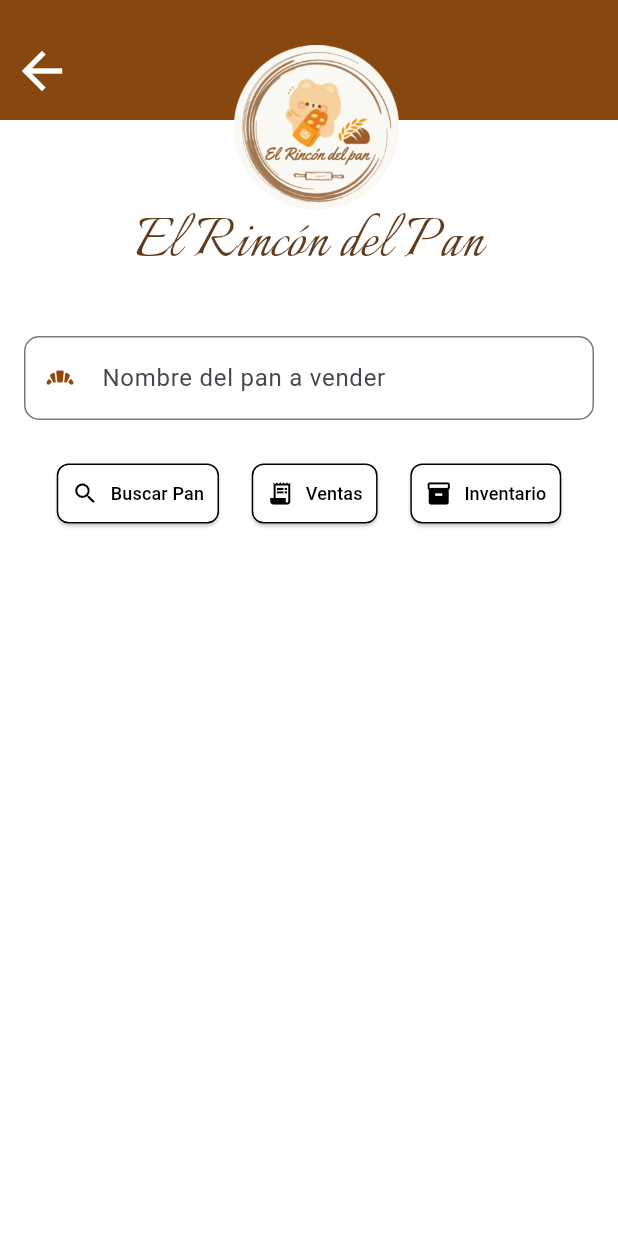
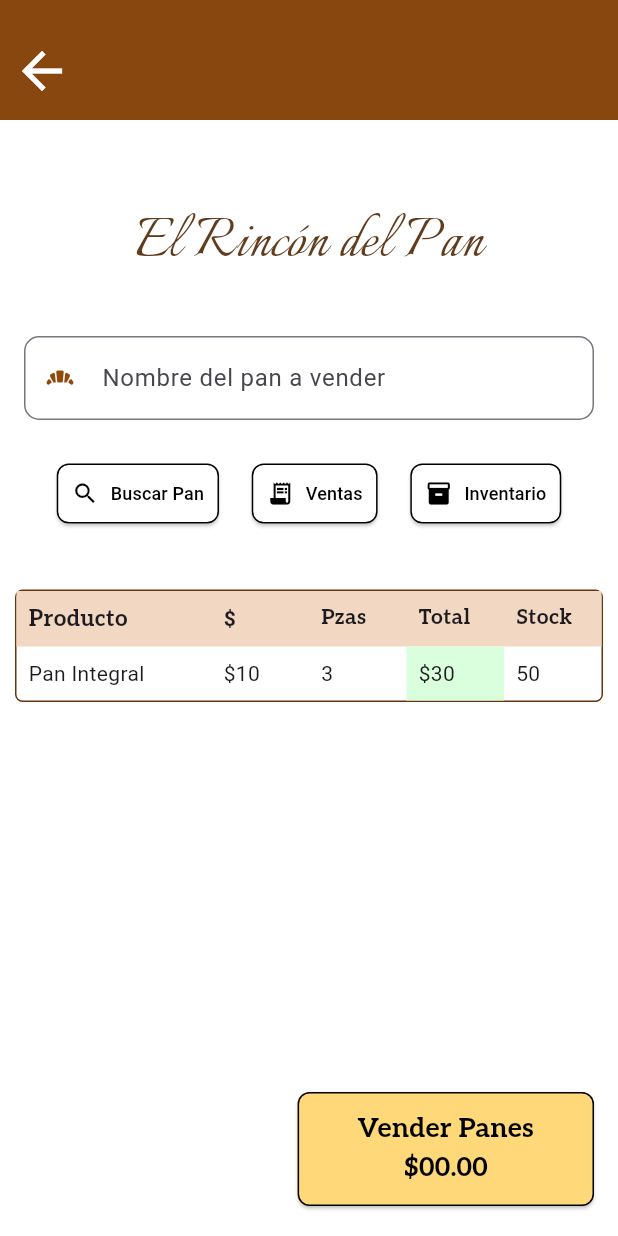
Before and after one commit to LitzyDiaz0/RinconDelPan, a Flutter app: the PuntoDeVentaPage screen opened directly, on a phone screen of 412 x 824 dp. Run offline on Flutter 3.47's test engine with Material 3 defaults, Android fonts, the phone set to English and light mode, and no system bars; our stand-ins replace image_picker, logger, sqflite; accounts and stored records are empty.

Commit message:
diseno de pestana puntodeventa

```diff
--- a/lib/pages/busqueda.dart
+++ b/lib/pages/busqueda.dart
@@ -119,8 +119,13 @@ class _BusquedaPageState extends State<BusquedaPage> {
             child: productos.isEmpty
                 ? const Center(
                     child: Text(
-                      'No se encontraron productos',
-                      style: TextStyle(fontSize: 18),
+                      'Presiona la lupa para buscar',
+                      style: TextStyle(
+                        fontSize: 18,
+                        fontFamily: "Aleo",
+                        fontWeight: FontWeight.bold,
+                        color: Color.fromARGB(255, 152, 48, 0),
+                      ),
                     ),
                   )
                 : ListView.builder(
@@ -130,17 +135,18 @@ class _BusquedaPageState extends State<BusquedaPage> {
                       return GestureDetector(
                         onTap: () {
                           setState(() {
-    selectedIndex = index; // Cambia el índice seleccionado
+                            selectedIndex =
+                                index; // Cambia el índice seleccionado
                           });
                           // Al seleccionar un producto, navega a la página de detalles, pasando el producto
                           Navigator.push(
                             context,
                             MaterialPageRoute(
-      builder: (context) => DetallesDelPanPage(producto: productos[index]),
+                              builder: (context) => DetallesDelPanPage(
+                                  producto: productos[index]),
                             ),
                           );
                         },
-
                         child: Card(
                           margin: const EdgeInsets.symmetric(
                               vertical: 10, horizontal: 15),
@@ -175,7 +181,7 @@ class _BusquedaPageState extends State<BusquedaPage> {
                               ),
                             ),
                             subtitle: Text(
-                              '${producto.sabor}  -Precio:\$${producto.precio}',
+                              '${producto.sabor}   \$${producto.precio}',
                               style: const TextStyle(
                                 fontFamily: 'Aleo',
                                 fontSize: 16,
--- a/lib/pages/puntoventa.dart
+++ b/lib/pages/puntoventa.dart
@@ -22,31 +22,27 @@ class PuntoDeVentaPage extends StatelessWidget {
             children: [
               // AppBar con color café
               Container(
-                height: 80, // Altura del encabezado
-                color: const Color.fromARGB(255, 135, 71, 15), // Color café
+                height: 80,
+                color: const Color.fromARGB(255, 135, 71, 15),
                 child: Row(
                   children: [
                     Padding(
-                      padding: const EdgeInsets.only(
-                          top: 15.0), // Espacio adicional arriba del ícono
+                      padding: const EdgeInsets.only(top: 15.0),
                       child: IconButton(
                         icon: const Icon(
                           Icons.arrow_back,
                           color: Colors.white,
-                        ), // Flecha para volver
-                        iconSize: 40, // Tamaño del ícono de la flecha
+                        ),
+                        iconSize: 40,
                         onPressed: () {
                           if (rol == 'empleado') {
-                            // Si es empleado, redirige al login
                             Navigator.pushReplacement(
                               context,
                               MaterialPageRoute(
-                                builder: (context) =>
-                                    const LoginPage(), // Asegúrate de que LoginPage esté importado
+                                builder: (context) => const LoginPage(),
                               ),
                             );
                           } else {
-                            // Si no es empleado, se comporta normalmente
                             Navigator.pushReplacement(
                               context,
                               MaterialPageRoute(
@@ -62,9 +58,7 @@ class PuntoDeVentaPage extends StatelessWidget {
                   ],
                 ),
               ),
-              // Espacio para acomodar el logo que sobresale
               const SizedBox(height: 50),
-              // Título debajo del logo
               const Center(
                 child: Text(
                   'El Rincón del Pan',
@@ -76,14 +70,13 @@ class PuntoDeVentaPage extends StatelessWidget {
                 ),
               ),
               const SizedBox(height: 30),
-              // Input para buscar pan
               Padding(
                 padding: const EdgeInsets.symmetric(horizontal: 16.0),
                 child: TextField(
                   decoration: InputDecoration(
                     labelText: 'Nombre del pan a vender',
                     prefixIcon: const Icon(
-                      Icons.bakery_dining, // Icono de pan
+                      Icons.bakery_dining,
                       color: Color.fromRGBO(144, 73, 10, 1),
                     ),
                     border: OutlineInputBorder(
@@ -93,16 +86,13 @@ class PuntoDeVentaPage extends StatelessWidget {
                 ),
               ),
               const SizedBox(height: 25),
-              // Botones en la misma fila
               Padding(
                 padding: const EdgeInsets.symmetric(horizontal: 16.0),
                 child: Row(
                   mainAxisAlignment: MainAxisAlignment.spaceEvenly,
                   children: [
-                    // Botón Buscar Pan
                     ElevatedButton.icon(
                       onPressed: () {
-                        // Lógica para buscar pan
                         Navigator.pushReplacement(
                           context,
                           MaterialPageRoute(
@@ -113,31 +103,21 @@ class PuntoDeVentaPage extends StatelessWidget {
                       style: ElevatedButton.styleFrom(
                         backgroundColor: Colors.white,
                         padding: const EdgeInsets.symmetric(
-                            vertical: 8,
-                            horizontal: 10), // Botones más pequeños
+                            vertical: 8, horizontal: 10),
                         shape: RoundedRectangleBorder(
                           borderRadius: BorderRadius.circular(8),
-                          side: const BorderSide(
-                            color: Colors.black, // Borde negro
-                            width: 1,
-                          ),
+                          side: const BorderSide(color: Colors.black, width: 1),
                         ),
                       ),
-                      icon: const Icon(
-                        Icons.search, // Icono de lupa
-                        color: Colors.black,
-                      ),
+                      icon: const Icon(Icons.search, color: Colors.black),
                       label: const Text(
                         'Buscar Pan',
-                        style: TextStyle(
-                            color: Colors.black,
-                            fontSize: 12), // Texto más pequeño
+                        style: TextStyle(color: Colors.black, fontSize: 12),
                       ),
                     ),
-                    // Botón Ventas del Día
+
                     ElevatedButton.icon(
                       onPressed: () {
-                        // Lógica para ver ventas del día
                         Navigator.pushReplacement(
                           context,
                           MaterialPageRoute(
@@ -148,25 +128,16 @@ class PuntoDeVentaPage extends StatelessWidget {
                       style: ElevatedButton.styleFrom(
                         backgroundColor: Colors.white,
                         padding: const EdgeInsets.symmetric(
-                            vertical: 8,
-                            horizontal: 10), // Botones más pequeños
+                            vertical: 8, horizontal: 10),
                         shape: RoundedRectangleBorder(
                           borderRadius: BorderRadius.circular(8),
-                          side: const BorderSide(
-                            color: Colors.black, // Borde negro
-                            width: 1,
-                          ),
+                          side: const BorderSide(color: Colors.black, width: 1),
                         ),
                       ),
-                      icon: const Icon(
-                        Icons.receipt_long, // Icono para ventas
-                        color: Colors.black,
-                      ),
+                      icon: const Icon(Icons.receipt_long, color: Colors.black),
                       label: const Text(
                         'Ventas',
-                        style: TextStyle(
-                            color: Colors.black,
-                            fontSize: 12), // Texto más pequeño
+                        style: TextStyle(color: Colors.black, fontSize: 12),
                       ),
                     ),
                     // Botón Inventario
@@ -228,19 +199,146 @@ class PuntoDeVentaPage extends StatelessWidget {
                     ),
                   ],
                 ),
-              )
+              ),
+              const SizedBox(height: 30),
+              // Tabla de productos
+              Expanded(
+                child: SingleChildScrollView(
+                  scrollDirection: Axis.vertical,
+                  child: Padding(
+                    padding: const EdgeInsets.all(10.0),
+                    child: Container(
+                      decoration: BoxDecoration(
+                        border: Border.all(
+                            color: const Color.fromARGB(255, 103, 52, 16)),
+                        borderRadius: BorderRadius.circular(5),
+                      ),
+                      child: Table(
+                        columnWidths: const {
+                          0: FlexColumnWidth(2),
+                          1: FlexColumnWidth(1),
+                          2: FlexColumnWidth(1),
+                          3: FlexColumnWidth(1),
+                          4: FlexColumnWidth(1),
+                        },
+                        children: [
+                          TableRow(
+                            decoration: BoxDecoration(
+                                color:
+                                    const Color.fromARGB(255, 242, 216, 194)),
+                            children: const [
+                              Padding(
+                                padding: EdgeInsets.all(8.0),
+                                child: Text(
+                                  'Producto',
+                                  style: TextStyle(
+                                      fontWeight: FontWeight.bold,
+                                      fontSize: 15,
+                                      fontFamily: 'Aleo'),
+                                ),
+                              ),
+                              Padding(
+                                padding: EdgeInsets.all(8.0),
+                                child: Text(
+                                  '\$',
+                                  style: TextStyle(fontWeight: FontWeight.bold),
+                                ),
+                              ),
+                              Padding(
+                                padding: EdgeInsets.all(8.0),
+                                child: Text(
+                                  'Pzas',
+                                  style: TextStyle(
+                                      fontWeight: FontWeight.bold,
+                                      fontFamily: 'Aleo'),
+                                ),
+                              ),
+                              Padding(
+                                padding: EdgeInsets.all(8.0),
+                                child: Text(
+                                  'Total',
+                                  style: TextStyle(
+                                      fontWeight: FontWeight.bold,
+                                      fontFamily: 'Aleo'),
+                                ),
+                              ),
+                              Padding(
+                                padding: EdgeInsets.all(8.0),
+                                child: Text(
+                                  'Stock',
+                                  style: TextStyle(
+                                      fontWeight: FontWeight.bold,
+                                      fontFamily: 'Aleo'),
+                                ),
+                              ),
+                            ],
+                          ),
+                          // Ejemplo de fila
+                          TableRow(
+                            children: [
+                              const Padding(
+                                padding: EdgeInsets.all(8.0),
+                                child: Text('Pan Integral'),
+                              ),
+                              const Padding(
+                                padding: EdgeInsets.all(8.0),
+                                child: Text('\$10'),
+                              ),
+                              const Padding(
+                                padding: EdgeInsets.all(8.0),
+                                child: Text('3'),
+                              ),
+                              Container(
+                                padding: const EdgeInsets.all(8.0),
+                                color: const Color.fromARGB(255, 218, 255, 220),
+                                child: const Text('\$30'),
+                              ),
+                              const Padding(
+                                padding: EdgeInsets.all(8.0),
+                                child: Text('50'),
+                              ),
+                            ],
+                          ),
+                        ],
+                      ),
+                    ),
+                  ),
+                ),
+              ),
+              // Botón Vender Panes
+              Padding(
+                padding: const EdgeInsets.only(right: 16.0, bottom: 20.0),
+                child: Align(
+                  alignment: Alignment.bottomRight,
+                  child: ElevatedButton(
+                    onPressed: () {
+                      // Lógica para vender panes
+                    },
+                    style: ElevatedButton.styleFrom(
+                      backgroundColor: const Color.fromARGB(255, 255, 217, 121),
+                      shape: RoundedRectangleBorder(
+                        borderRadius: BorderRadius.circular(8),
+                        side: const BorderSide(color: Colors.black),
+                      ),
+                    ),
+                    child: const Padding(
+                      padding:
+                          EdgeInsets.symmetric(horizontal: 16, vertical: 12),
+                      child: Text(
+                        'Vender Panes\n\$00.00',
+                        textAlign: TextAlign.center,
+                        style: TextStyle(
+                          fontSize: 18,
+                          fontFamily: 'Aleo',
+                          color: Colors.black,
+                          fontWeight: FontWeight.bold,
+                        ),
+                      ),
+                    ),
+                  ),
+                ),
+              ),
             ],
-          ),
-          // Imagen del logo que sobresale
-          Positioned(
-            top: 30,
-            left:
-                MediaQuery.of(context).size.width / 2 - 50, // Centrar la imagen
-            child: Image.asset(
-              'assets/img/logo.png',
-              height: 110,
-              width: 110,
-            ),
           ),
         ],
       ),
```
Lines whose indentation alone changed are shown as unchanged.
